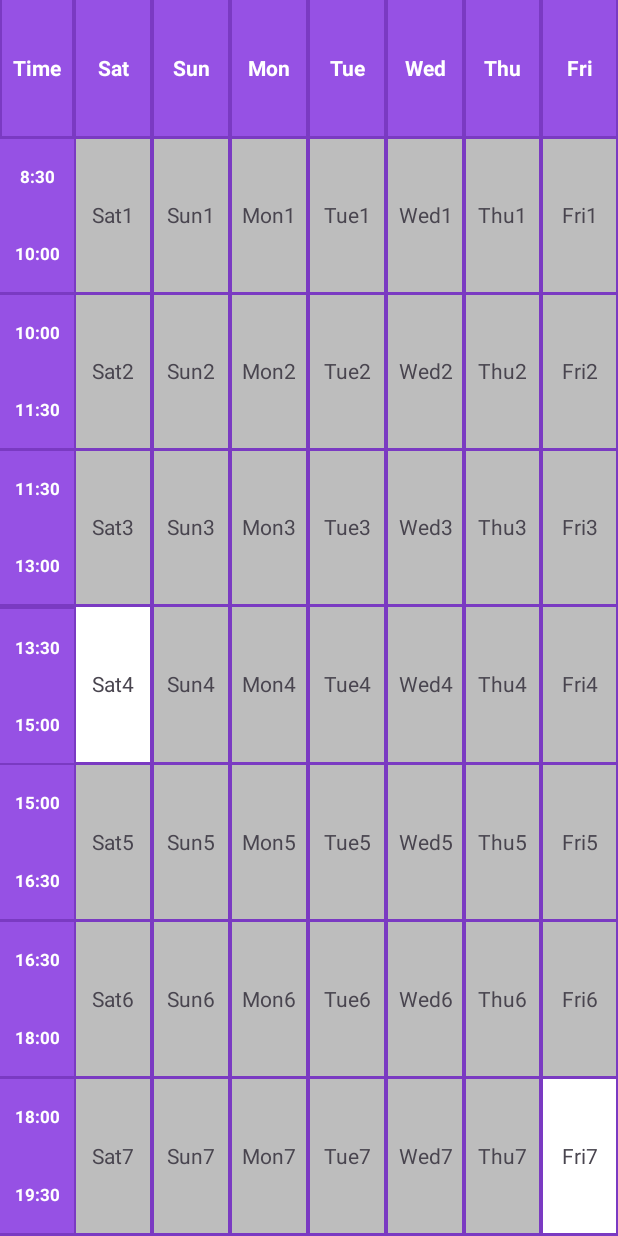
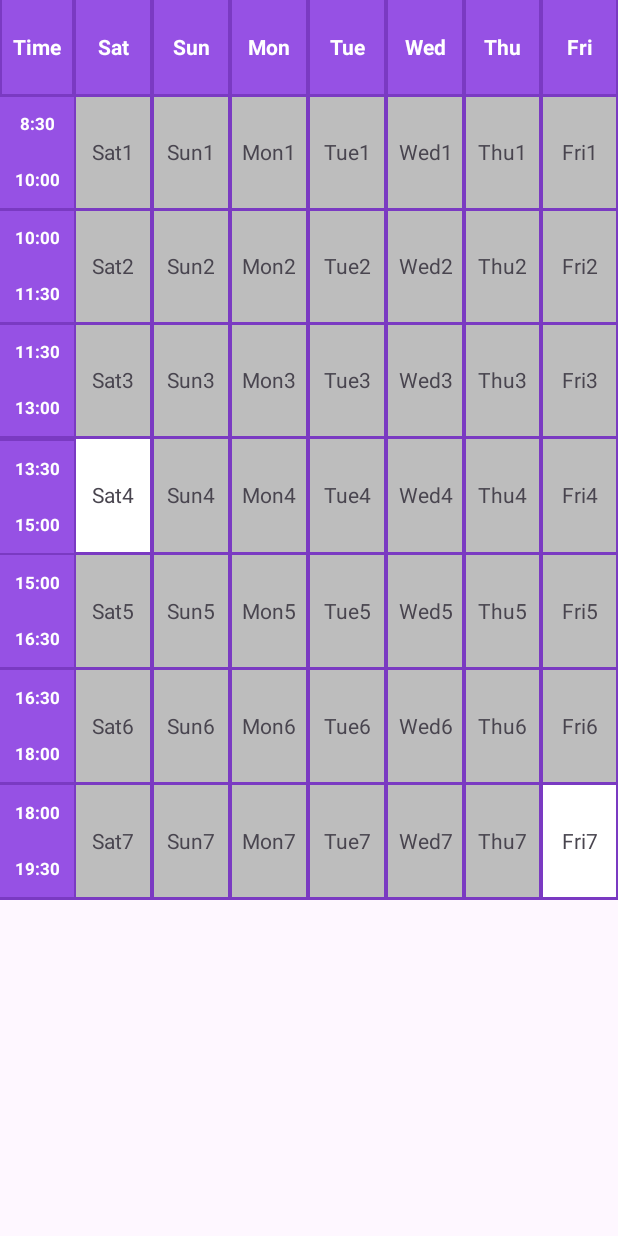
Before and after one commit to s0heil20/TimeSync, an Android app: the MeetingActivity screen opened directly, with no data from a screen before it, on a phone screen of 412 x 824 dp. Run offline under Robolectric (Android 15) with nearby library versions, the phone set to English and light mode, and no system bars.

Commit message:
change meeting time table

```diff
--- a/app/src/main/res/layout/activity_meeting.xml
+++ b/app/src/main/res/layout/activity_meeting.xml
@@ -4,6 +4,14 @@
     xmlns:tools="http://schemas.android.com/tools"
     android:layout_width="match_parent"
     android:layout_height="match_parent">
+
+    <LinearLayout
+        android:layout_width="match_parent"
+        android:layout_height="600dp"
+
+        android:layout_weight="1"
+        android:orientation="vertical">
+
 
 
     <TableLayout
@@ -949,6 +957,7 @@
                     android:text="19:30"/>
 
 
+
             </LinearLayout>
             <TextView
                 android:id="@+id/Saturday7"
@@ -1033,8 +1042,9 @@
 
         </TableRow>
 
+    </TableLayout>
 
 
 
-    </TableLayout>
+    </LinearLayout>
 </androidx.constraintlayout.widget.ConstraintLayout>
```
